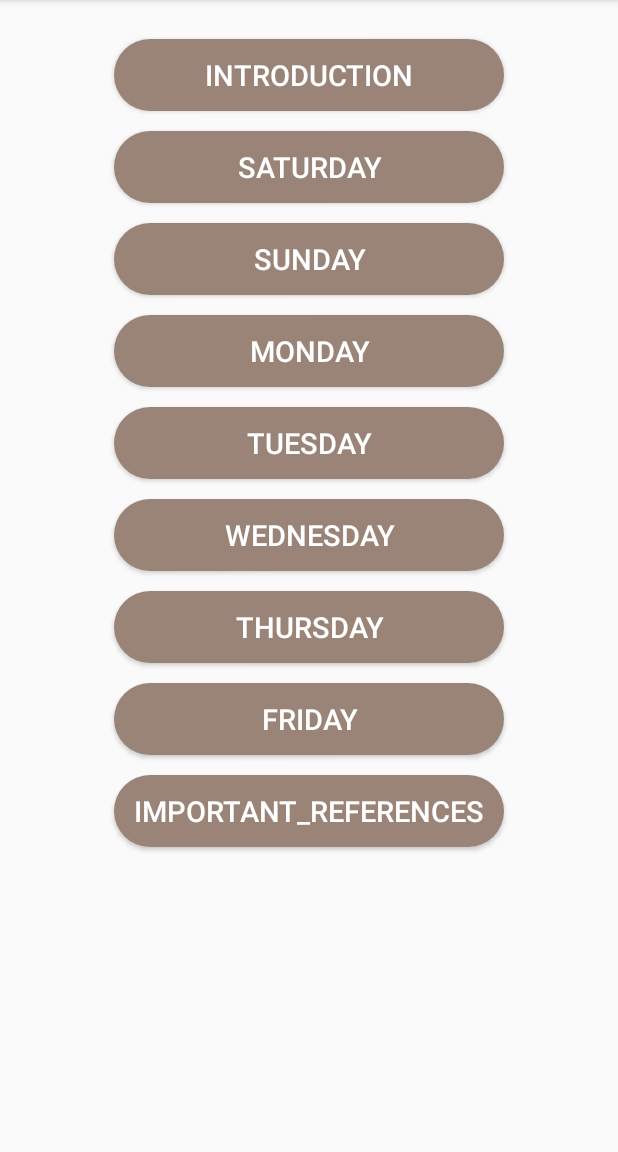
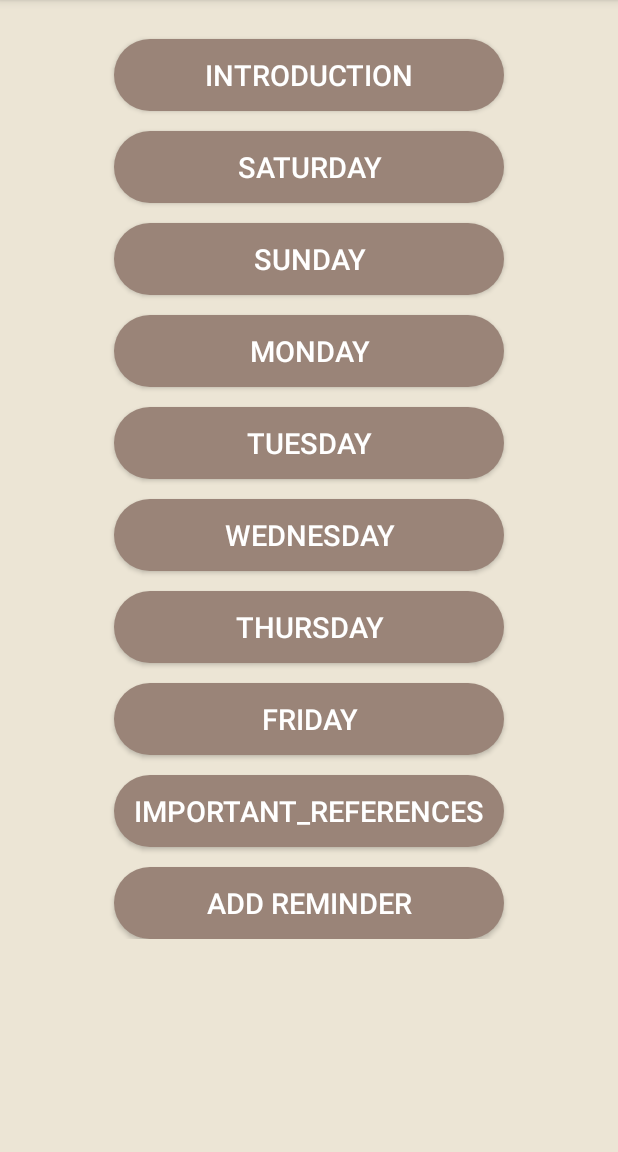
Before and after one commit to madahetooo/el7zpala3zam, an Android app: the PdfBook screen opened directly, with no data from a screen before it, on a phone screen of 412 x 824 dp, the part 84-1236 px from its top. Run offline under Robolectric (Android 15) with nearby library versions, the phone set to English and light mode, and no system bars; our stand-ins replace sdp/ssp sizes.

Commit message:
third Update

```diff
--- a/app/src/main/java/al7ezpala3zam3/com/al7ezpala3zam3/MainActivity.java
+++ b/app/src/main/java/al7ezpala3zam3/com/al7ezpala3zam3/ui/MainActivity.java
@@ -1,4 +1,4 @@
-package al7ezpala3zam3.com.al7ezpala3zam3;
+package al7ezpala3zam3.com.al7ezpala3zam3.ui;
 
 import android.content.Intent;
 import android.os.Bundle;
@@ -8,6 +8,8 @@ import android.view.MenuInflater;
 import android.view.MenuItem;
 
 import com.github.barteksc.pdfviewer.PDFView;
+
+import al7ezpala3zam3.com.al7ezpala3zam3.R;
 
 public class MainActivity extends AppCompatActivity {
 
--- a/app/src/main/java/al7ezpala3zam3/com/al7ezpala3zam3/PdfBook.java
+++ b/app/src/main/java/al7ezpala3zam3/com/al7ezpala3zam3/ui/PdfBook.java
@@ -1,4 +1,4 @@
-package al7ezpala3zam3.com.al7ezpala3zam3;
+package al7ezpala3zam3.com.al7ezpala3zam3.ui;
 
 import android.content.Intent;
 import android.os.Bundle;
@@ -6,9 +6,12 @@ import android.support.v7.app.AppCompatActivity;
 import android.view.View;
 import android.widget.Button;
 
+import al7ezpala3zam3.com.al7ezpala3zam3.R;
+import al7ezpala3zam3.com.al7ezpala3zam3.utils.Reminder;
+
 public class PdfBook extends AppCompatActivity implements View.OnClickListener {
 
-    Button introBtn,satBtn,sunBtn,monBtn,tueBtn,wedBtn,thuBtn,friBtn,importantReferencesBtn;
+    Button introBtn,satBtn,sunBtn,monBtn,tueBtn,wedBtn,thuBtn,friBtn,importantReferencesBtn,addReminderBtn;
 
     @Override
     protected void onCreate(Bundle savedInstanceState) {
@@ -23,6 +26,7 @@ public class PdfBook extends AppCompatActivity implements View.OnClickListener {
         thuBtn=findViewById(R.id.btn_Thursday);
         friBtn=findViewById(R.id.btn_Friday);
         importantReferencesBtn=findViewById(R.id.btn_importantReferences);
+        addReminderBtn =findViewById(R.id.btn_addReminder);
 
         introBtn.setOnClickListener(this);
         satBtn.setOnClickListener(this);
@@ -32,6 +36,7 @@ public class PdfBook extends AppCompatActivity implements View.OnClickListener {
         wedBtn.setOnClickListener(this);
         thuBtn.setOnClickListener(this);
         friBtn.setOnClickListener(this);
+        addReminderBtn.setOnClickListener(this);
         importantReferencesBtn.setOnClickListener(this);
 
     }
@@ -93,6 +98,11 @@ public class PdfBook extends AppCompatActivity implements View.OnClickListener {
                 startActivity(importantReferences);
                 finish();
                 break;
+            case R.id.btn_addReminder:
+                Intent addReminder = new Intent(getBaseContext(), Reminder.class);
+                startActivity(addReminder);
+                finish();
+                break;
         }
     }
     @Override
--- a/app/src/main/java/al7ezpala3zam3/com/al7ezpala3zam3/SplashScreen.java
+++ b/app/src/main/java/al7ezpala3zam3/com/al7ezpala3zam3/ui/SplashScreen.java
@@ -1,8 +1,10 @@
-package al7ezpala3zam3.com.al7ezpala3zam3;
+package al7ezpala3zam3.com.al7ezpala3zam3.ui;
 
 import android.content.Intent;
 import android.os.Bundle;
 import android.support.v7.app.AppCompatActivity;
+
+import al7ezpala3zam3.com.al7ezpala3zam3.R;
 
 public class SplashScreen extends AppCompatActivity {
 
--- a/app/src/main/java/al7ezpala3zam3/com/al7ezpala3zam3/language.java
+++ b/app/src/main/java/al7ezpala3zam3/com/al7ezpala3zam3/ui/language.java
@@ -1,4 +1,4 @@
-package al7ezpala3zam3.com.al7ezpala3zam3;
+package al7ezpala3zam3.com.al7ezpala3zam3.ui;
 
 import android.content.DialogInterface;
 import android.content.Intent;
@@ -11,6 +11,8 @@ import android.view.View;
 import android.widget.Button;
 
 import java.util.Locale;
+
+import al7ezpala3zam3.com.al7ezpala3zam3.R;
 
 public class language extends AppCompatActivity implements View.OnClickListener {
 
--- a/app/src/main/res/layout/activity_language.xml
+++ b/app/src/main/res/layout/activity_language.xml
@@ -3,11 +3,10 @@
     xmlns:android="http://schemas.android.com/apk/res/android"
 
 
-    xmlns:app="http://schemas.android.com/apk/res-auto"
     xmlns:tools="http://schemas.android.com/tools"
     android:layout_width="match_parent"
     android:layout_height="match_parent"
-    tools:context=".language">
+    tools:context=".ui.language">
 
     <Button
         android:id="@+id/btn_ar"
--- a/app/src/main/res/layout/activity_main.xml
+++ b/app/src/main/res/layout/activity_main.xml
@@ -2,11 +2,10 @@
 <LinearLayout
 
     xmlns:android="http://schemas.android.com/apk/res/android"
-    xmlns:app="http://schemas.android.com/apk/res-auto"
     xmlns:tools="http://schemas.android.com/tools"
     android:layout_width="match_parent"
     android:layout_height="match_parent"
-    tools:context=".MainActivity">
+    tools:context=".ui.MainActivity">
 
     <com.github.barteksc.pdfviewer.PDFView
         android:id="@+id/pdfBook"
--- a/app/src/main/res/layout/activity_pdf_book.xml
+++ b/app/src/main/res/layout/activity_pdf_book.xml
@@ -1,11 +1,19 @@
 <?xml version="1.0" encoding="utf-8"?>
+<ScrollView
+    xmlns:android="http://schemas.android.com/apk/res/android"
+    android:layout_width="match_parent"
+    android:layout_height="match_parent"
+    android:scrollbarAlwaysDrawVerticalTrack="true"
+    android:scrollbars="vertical"
+    android:background="#ece5d5"
+    android:fadeScrollbars="false">
+
 <RelativeLayout
     xmlns:android="http://schemas.android.com/apk/res/android"
-    xmlns:app="http://schemas.android.com/apk/res-auto"
     xmlns:tools="http://schemas.android.com/tools"
     android:layout_width="match_parent"
-    android:layout_height="match_parent"
-    tools:context=".PdfBook">
+    android:layout_height="wrap_content"
+    tools:context=".ui.PdfBook">
 
 
     <Button
@@ -115,5 +123,18 @@
         android:layout_below="@+id/btn_Friday"
         android:layout_marginTop="@dimen/_10sdp"
         />
+    <Button
+        android:id="@+id/btn_addReminder"
+        style="@style/Button"
+        android:text="@string/add_reminder"
+        android:textColor="#fff"
+        android:textSize="@dimen/_15sdp"
+        android:layout_width="@dimen/_200sdp"
+        android:layout_height="wrap_content"
+        android:layout_centerHorizontal="true"
+        android:layout_below="@+id/btn_importantReferences"
+        android:layout_marginTop="@dimen/_10sdp"
+        />
 
 </RelativeLayout>
+</ScrollView>
--- a/app/src/main/res/layout/activity_splash_screen.xml
+++ b/app/src/main/res/layout/activity_splash_screen.xml
@@ -1,12 +1,11 @@
 <?xml version="1.0" encoding="utf-8"?>
 <RelativeLayout
     xmlns:android="http://schemas.android.com/apk/res/android"
-    xmlns:app="http://schemas.android.com/apk/res-auto"
     xmlns:tools="http://schemas.android.com/tools"
     android:layout_width="match_parent"
     android:layout_height="match_parent"
     android:background="@drawable/gradient_layout"
-    tools:context=".SplashScreen">
+    tools:context=".ui.SplashScreen">
 
     <ImageView
         android:id="@+id/mainLogo2"
@@ -15,5 +14,5 @@
         android:layout_height="@dimen/_250sdp"
         android:layout_centerHorizontal="true"
         android:layout_marginTop="@dimen/_100sdp"
-        />
+        android:contentDescription="@string/logo" />
 </RelativeLayout>
--- a/app/src/main/res/values/strings.xml
+++ b/app/src/main/res/values/strings.xml
@@ -12,4 +12,9 @@
     <string name="thursday">thursday</string>
     <string name="friday">friday</string>
     <string name="important_references"> important_references</string>
+    <string name="add_reminder">Add Reminder</string>
+    <string name="no_alarm_set">No Reminder set</string>
+    <string name="open_time_picker">open time picker</string>
+    <string name="cancel_alarm">cancel Reminder</string>
+    <string name="logo">logo</string>
 </resources>
```
Also changed, not shown: app/src/main/AndroidManifest.xml (+10 -6 lines), app/src/main/java/al7ezpala3zam3/com/al7ezpala3zam3/NotificationReciever.java (deleted, +0 -32 lines), app/src/main/java/al7ezpala3zam3/com/al7ezpala3zam3/utils/AlertReceiver.java (added, +17 -0 lines), app/src/main/java/al7ezpala3zam3/com/al7ezpala3zam3/utils/NotificationHelper.java (added, +50 -0 lines), app/src/main/java/al7ezpala3zam3/com/al7ezpala3zam3/utils/Reminder.java (added, +93 -0 lines), app/src/main/java/al7ezpala3zam3/com/al7ezpala3zam3/utils/TimePickerFragment.java (added, +25 -0 lines), app/src/main/res/layout/activity_reminder.xml (added, +40 -0 lines), 1 other file.
